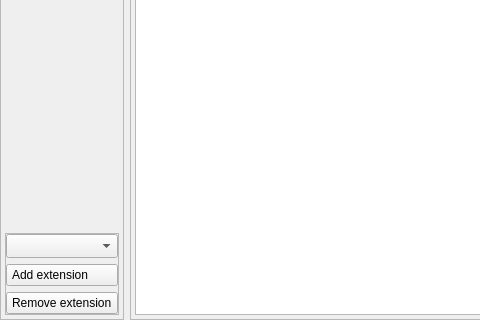
Artikash/Textractor, file GUI/mainwindow.ui: the form before one commit; both pictures show x 0 to 480 and y 280 to 600 of the 949 by 600 pixel window.
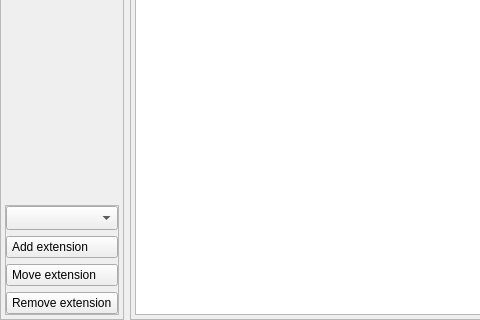
The form after the commit.

Commit message: refactor extensions some and let user rearrange them

```diff
--- a/GUI/mainwindow.ui
+++ b/GUI/mainwindow.ui
@@ -216,6 +216,13 @@
             </property>
            </widget>
           </item>
+          <item>
+           <widget class="QPushButton" name="moveExtenButton">
+            <property name="text">
+             <string>Move extension</string>
+            </property>
+           </widget>
+          </item>
           <item>
            <widget class="QPushButton" name="rmvExtenButton">
             <property name="text">
```
The commit also changes 6 other files.
